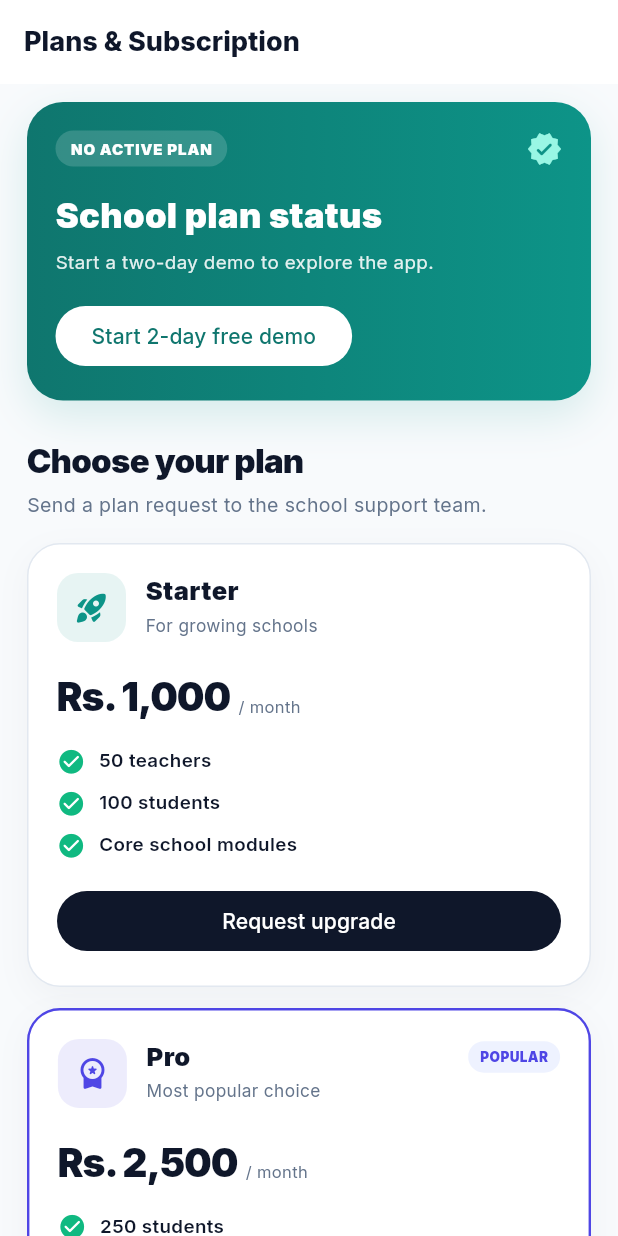
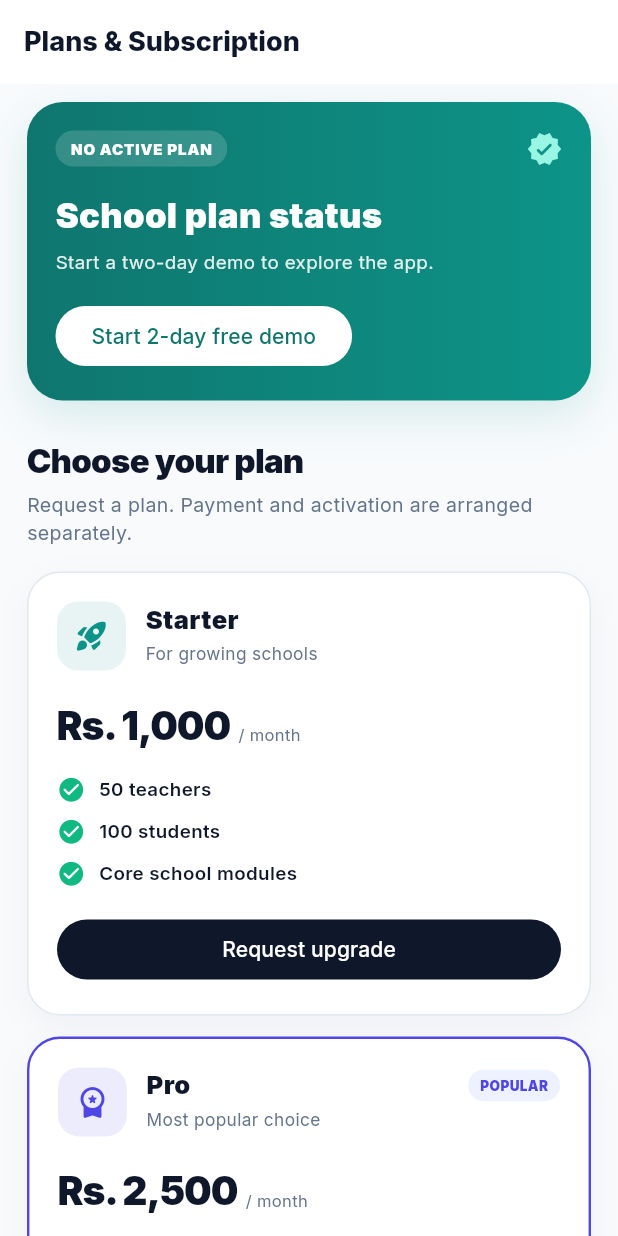
Before and after one commit to noorulhadi324-jpg/hadi_sms, a Flutter app: the SubscriptionScreen screen opened by its route, on a phone screen of 412 x 824 dp. Run offline on Flutter 3.47's test engine with Material 3 defaults, Android fonts, the phone set to English and light mode, and no system bars; our stand-ins replace fl_chart, flutter_riverpod, go_router, google_fonts, image_picker, pdf and 4 more; missing offline and left inert: excel; accounts and stored records are empty.

Commit message:
fix: correct expired demo badge and plan request messaging

```diff
--- a/lib/features/subscription/presentation/screens/subscription_screen.dart
+++ b/lib/features/subscription/presentation/screens/subscription_screen.dart
@@ -69,7 +69,7 @@ class _SubscriptionScreenState extends State<SubscriptionScreen> {
     setState(() => _working = true);
     try {
       await _client.rpc('request_subscription_plan', params: {'p_plan_key': plan.key});
-      _message('Your ${plan.name} request has been sent to the school support team.');
+      _message('Your ${plan.name} request has been saved. Activation requires approval.');
     } catch (error) {
       _message('Could not send request: $error');
     } finally {
@@ -84,10 +84,11 @@ class _SubscriptionScreenState extends State<SubscriptionScreen> {
   String _statusLabel() {
     final status = _subscription?['status']?.toString() ?? '';
     if (status == 'active') return 'ACTIVE PLAN';
-    if (status == 'demo') return 'DEMO PLAN';
     if (status == 'expired') return 'DEMO ENDED';
     final trialEnd = DateTime.tryParse(_subscription?['trial_ends_at']?.toString() ?? '');
     if (status == 'demo' && trialEnd != null && !trialEnd.isAfter(DateTime.now())) return 'DEMO ENDED';
+    if (status == 'demo') return 'DEMO PLAN';
+    if (status == 'cancelled') return 'PLAN CANCELLED';
     return 'NO ACTIVE PLAN';
   }
 
@@ -112,7 +113,7 @@ class _SubscriptionScreenState extends State<SubscriptionScreen> {
               const SizedBox(height: 24),
               const Text('Choose your plan', style: TextStyle(fontSize: 22, fontWeight: FontWeight.w900, letterSpacing: -.5)),
               const SizedBox(height: 5),
-              const Text('Send a plan request to the school support team.', style: TextStyle(color: AppColors.textSecondary, fontSize: 13)),
+              const Text('Request a plan. Payment and activation are arranged separately.', style: TextStyle(color: AppColors.textSecondary, fontSize: 13)),
               const SizedBox(height: 16),
               ...SubscriptionScreen.plans.map((plan) => Padding(
                     padding: const EdgeInsets.only(bottom: 14),
```
